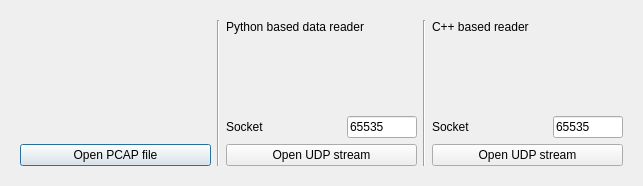
Above: Data_source.ui from ess-dmsc/OHWR_ADC_Tester before the change. Below: the same form after it.
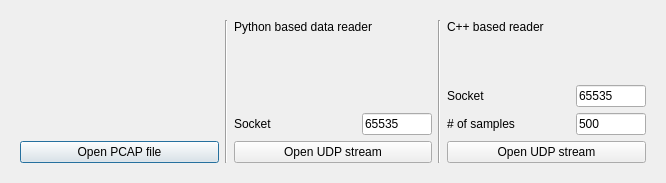
That is the form after the change.

The edit to the form file:
```diff
--- a/Data_source.ui
+++ b/Data_source.ui
@@ -6,8 +6,8 @@
    <rect>
     <x>0</x>
     <y>0</y>
-    <width>643</width>
-    <height>186</height>
+    <width>666</width>
+    <height>183</height>
    </rect>
   </property>
   <property name="windowTitle">
@@ -176,6 +176,36 @@
             </item>
            </layout>
           </item>
+          <item>
+           <layout class="QHBoxLayout" name="horizontalLayout_4">
+            <item>
+             <widget class="QLabel" name="concatlabel">
+              <property name="text">
+               <string># of samples</string>
+              </property>
+             </widget>
+            </item>
+            <item>
+             <widget class="QLineEdit" name="nrOfSamples">
+              <property name="sizePolicy">
+               <sizepolicy hsizetype="Preferred" vsizetype="Fixed">
+                <horstretch>0</horstretch>
+                <verstretch>0</verstretch>
+               </sizepolicy>
+              </property>
+              <property name="maximumSize">
+               <size>
+                <width>70</width>
+                <height>16777215</height>
+               </size>
+              </property>
+              <property name="text">
+               <string>500</string>
+              </property>
+             </widget>
+            </item>
+           </layout>
+          </item>
           <item>
            <widget class="QPushButton" name="cppInterpButton">
             <property name="text">
```
